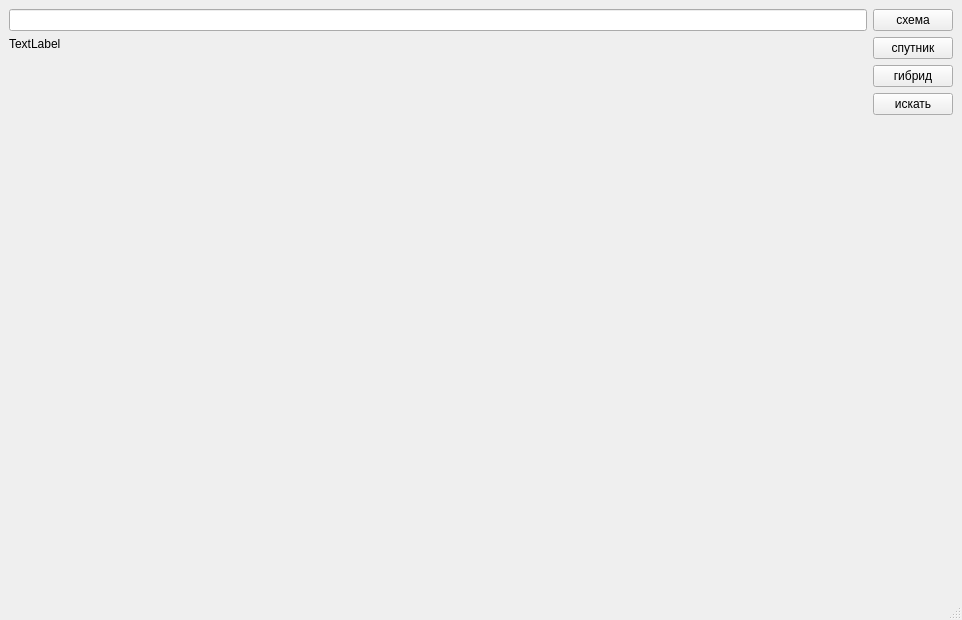
First picture: the form in main_window.ui, repository Mngdd/map_app, before the edit.
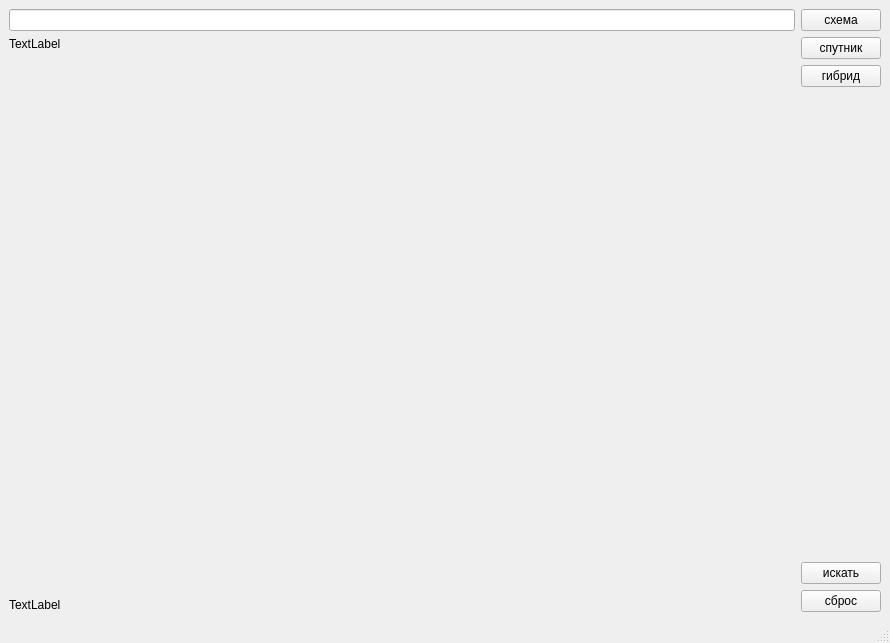
Second picture: the form after the edit.

```diff
--- a/main_window.ui
+++ b/main_window.ui
@@ -6,8 +6,8 @@
    <rect>
     <x>0</x>
     <y>0</y>
-    <width>962</width>
-    <height>620</height>
+    <width>890</width>
+    <height>643</height>
    </rect>
   </property>
   <property name="windowTitle">
@@ -40,6 +40,13 @@
         </property>
        </spacer>
       </item>
+      <item>
+       <widget class="QLabel" name="result_coord_lbl">
+        <property name="text">
+         <string>TextLabel</string>
+        </property>
+       </widget>
+      </item>
      </layout>
     </item>
     <item>
@@ -65,6 +72,19 @@
         </property>
        </widget>
       </item>
+      <item>
+       <spacer name="verticalSpacer_2">
+        <property name="orientation">
+         <enum>Qt::Vertical</enum>
+        </property>
+        <property name="sizeHint" stdset="0">
+         <size>
+          <width>20</width>
+          <height>40</height>
+         </size>
+        </property>
+       </spacer>
+      </item>
       <item>
        <widget class="QPushButton" name="search_btn">
         <property name="text">
@@ -73,17 +93,11 @@
        </widget>
       </item>
       <item>
-       <spacer name="verticalSpacer_2">
-        <property name="orientation">
-         <enum>Qt::Vertical</enum>
+       <widget class="QPushButton" name="sbros_btn">
+        <property name="text">
+         <string>сброс</string>
         </property>
-        <property name="sizeHint" stdset="0">
-         <size>
-          <width>20</width>
-          <height>40</height>
-         </size>
-        </property>
-       </spacer>
+       </widget>
       </item>
      </layout>
     </item>
```
Left out of the diff: 2 changed lines with no effect on the pictures.
